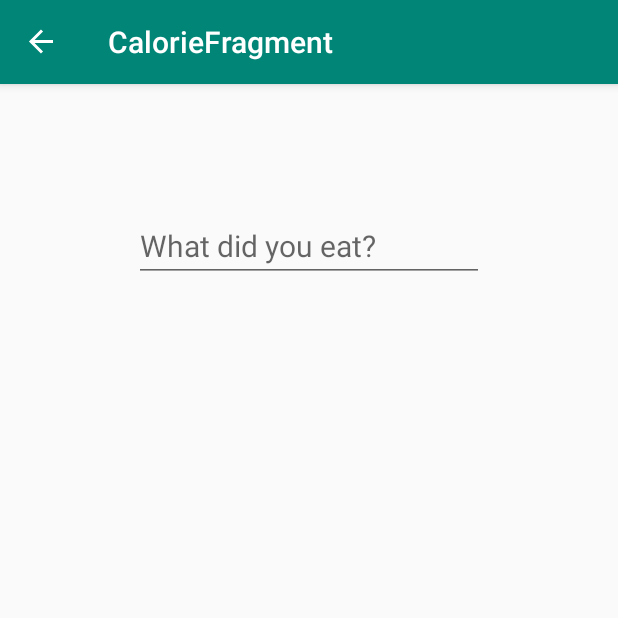
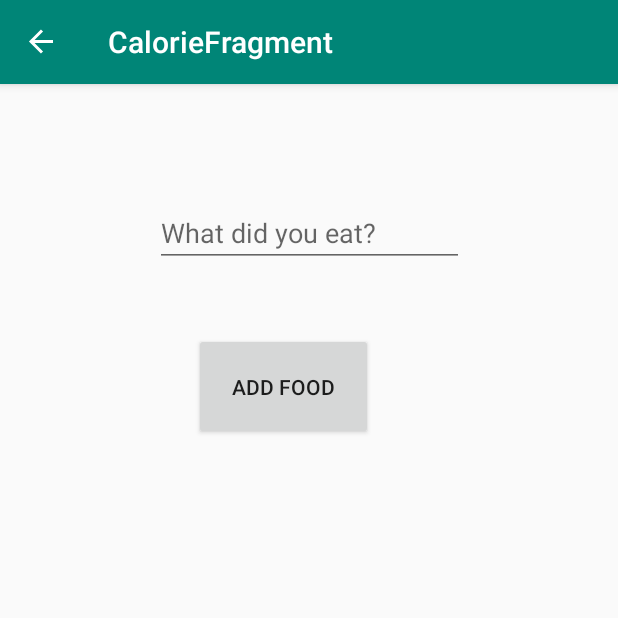
Before and after one commit to KevinDelao/Diet-Android-App, an Android app: the CalorieFragment screen opened through its navigation route, on a phone screen of 412 x 824 dp, the top half of it. Run offline under Robolectric (Android 15) with nearby library versions, the phone set to English and light mode, and no system bars; our stand-ins replace data binding, navigation-ui.

Commit message:
made changes to calorie fragment

```diff
--- a/app/src/main/java/com/example/dietapp/CalorieFragment.kt
+++ b/app/src/main/java/com/example/dietapp/CalorieFragment.kt
@@ -6,21 +6,30 @@ import androidx.fragment.app.Fragment
 import android.view.LayoutInflater
 import android.view.View
 import android.view.ViewGroup
+import android.widget.Button
 import android.widget.TextView
 
 
 class CalorieFragment : Fragment() {
     lateinit var v:View;
-
+    lateinit var addFood:Button;
+    lateinit var displayFood:TextView
     override fun onCreateView(
         inflater: LayoutInflater, container: ViewGroup?,
         savedInstanceState: Bundle?
     ): View?
     {
         v = inflater.inflate(R.layout.calorie_layout,container,false);
+        addFood = v.findViewById(R.id.addFoodButton);
+        displayFood = v.findViewById(R.id.displayFoodCalorie);
+        addFood.setOnClickListener { calculateFood(it)}
 
         return v;
     }
+    private fun calculateFood(view: View)
+    {
+        displayFood.visibility = View.VISIBLE;
 
+    }
 
 }
--- a/app/src/main/java/com/example/dietapp/TitleFragment.kt
+++ b/app/src/main/java/com/example/dietapp/TitleFragment.kt
@@ -6,21 +6,28 @@ import androidx.fragment.app.Fragment
 import android.view.LayoutInflater
 import android.view.View
 import android.view.ViewGroup
+import android.widget.Button
 import android.widget.TextView
+import androidx.navigation.findNavController
 
 /**
  * A simple [Fragment] subclass.
  */
-class TitleFragment : Fragment() {
+class TitleFragment : Fragment()
+{
+    lateinit var viewTitle:View;
+    lateinit var toCaloriePage: Button
 
     override fun onCreateView(
         inflater: LayoutInflater, container: ViewGroup?,
         savedInstanceState: Bundle?
     ): View? {
-        return TextView(activity).apply {
-            setText(R.string.hello_blank_fragment)
+        viewTitle = inflater.inflate(R.layout.fragment_title,container,false);
+        toCaloriePage = viewTitle.findViewById(R.id.title_page_calorie_counter_button);
+
+        toCaloriePage.setOnClickListener{ view : View ->
+            view.findNavController().navigate(R.id.action_titleFragment_to_calorieFragment)
         }
-    }
-
-
+        return viewTitle
+        }
 }
--- a/app/src/main/res/layout/calorie_layout.xml
+++ b/app/src/main/res/layout/calorie_layout.xml
@@ -11,17 +11,39 @@
         android:layout_gravity="center_vertical"
         android:orientation="vertical">
 
+        <Button
+            android:id="@+id/addFoodButton"
+            android:layout_width="119dp"
+            android:layout_height="71dp"
+            android:layout_marginTop="44dp"
+            android:text="@string/addFoodText"
+            app:layout_constraintEnd_toEndOf="parent"
+            app:layout_constraintHorizontal_bias="0.441"
+            app:layout_constraintStart_toStartOf="parent"
+            app:layout_constraintTop_toBottomOf="@+id/foodEntryText" />
+
         <EditText
-            android:id="@+id/calorieEntryText"
-            android:layout_width="wrap_content"
-            android:layout_height="wrap_content"
-            android:layout_marginTop="60dp"
+            android:id="@+id/foodEntryText"
+            android:layout_width="206dp"
+            android:layout_height="42dp"
+            android:layout_marginTop="56dp"
             android:ems="10"
             android:hint="@string/calorie_hint"
-            android:inputType="number"
-            android:textSize="20sp"
+            android:inputType="textPersonName"
             app:layout_constraintEnd_toEndOf="parent"
             app:layout_constraintStart_toStartOf="parent"
             app:layout_constraintTop_toTopOf="parent" />
+
+        <TextView
+            android:id="@+id/displayFoodCalorie"
+            android:layout_width="392dp"
+            android:layout_height="427dp"
+            android:layout_marginTop="20dp"
+            android:visibility="gone"
+            app:layout_constraintEnd_toEndOf="parent"
+            app:layout_constraintHorizontal_bias="0.473"
+            app:layout_constraintStart_toStartOf="parent"
+            app:layout_constraintTop_toBottomOf="@+id/addFoodButton" />
+
     </androidx.constraintlayout.widget.ConstraintLayout>
 </layout>
--- a/app/src/main/res/layout/fragment_title.xml
+++ b/app/src/main/res/layout/fragment_title.xml
@@ -66,7 +66,5 @@
         style="@style/title_page_buttons"
         android:text="@string/title_page_button_goals"
         android:layout_marginBottom="@dimen/divider_margin_bottom"/>
-    <TextView
-        style="@style/title_page_credit"/>
 </LinearLayout>
 </layout>
--- a/app/src/main/res/navigation/navigation.xml
+++ b/app/src/main/res/navigation/navigation.xml
@@ -12,9 +12,13 @@
         android:label="Random Number"
         tools:layout="@layout/fragment_title">
 
+        <action
+            android:id="@+id/action_titleFragment_to_calorieFragment"
+            app:destination="@id/calorieFragment" />
     </fragment>
     <fragment
         android:id="@+id/calorieFragment"
         android:name="com.example.dietapp.CalorieFragment"
-        android:label="CalorieFragment" />
+        android:label="CalorieFragment"
+        tools:layout="@layout/calorie_layout"/>
 </navigation>
--- /dev/null
+++ b/app/src/main/res/values/food_calories.xml
@@ -0,0 +1,6 @@
+<?xml version="1.0" encoding="utf-8"?>
+<resources>
+
+<string name="chicken">400 calories</string>
+
+</resources>
--- a/app/src/main/res/values/strings.xml
+++ b/app/src/main/res/values/strings.xml
@@ -9,6 +9,7 @@
     <string name="title_page_button_healthy_recipes">Healthy Recipes</string>
     <string name="title_page_credit"><div>Icon made by <a href="https://www.flaticon.com/authors/freepik" title="Freepik">Freepik</a> from <a href="https://www.flaticon.com/" title="Flaticon">www.flaticon.com</a></div></string>
     <string name="calorie_hint">What did you eat?</string>
+    <string name="addFoodText">Add Food</string>
     <!-- TODO: Remove or change this placeholder text -->
     <string name="hello_blank_fragment">Hello blank fragment</string>
 </resources>
```
